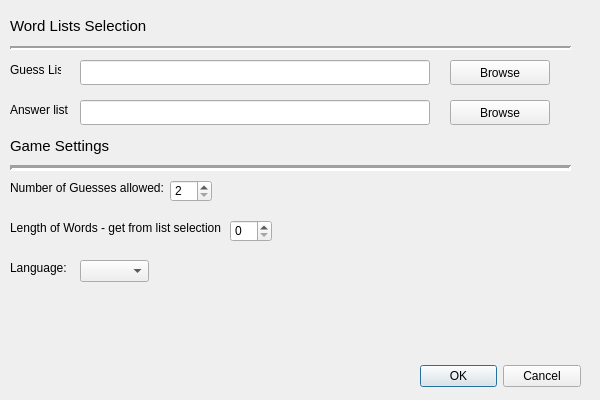
Ross1416/Wurdle, file settingsmenu.ui: the form before one commit.
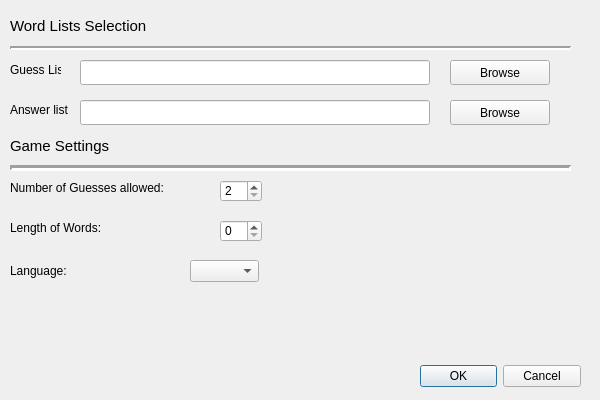
The form after the commit.

The edit to the form file:
```diff
--- a/settingsmenu.ui
+++ b/settingsmenu.ui
@@ -218,7 +218,7 @@
     <rect>
      <x>10</x>
      <y>180</y>
-     <width>161</width>
+     <width>191</width>
      <height>16</height>
     </rect>
    </property>
@@ -231,18 +231,18 @@
     <rect>
      <x>10</x>
      <y>220</y>
-     <width>251</width>
+     <width>121</width>
      <height>16</height>
     </rect>
    </property>
    <property name="text">
-    <string>Length of Words - get from list selection</string>
+    <string>Length of Words:</string>
    </property>
   </widget>
   <widget class="QSpinBox" name="noGuessesSpinBox">
    <property name="geometry">
     <rect>
-     <x>170</x>
+     <x>220</x>
      <y>180</y>
      <width>42</width>
      <height>22</height>
@@ -258,7 +258,7 @@
   <widget class="QSpinBox" name="wordLengthSpinBox">
    <property name="geometry">
     <rect>
-     <x>230</x>
+     <x>220</x>
      <y>220</y>
      <width>42</width>
      <height>22</height>
@@ -268,7 +268,7 @@
   <widget class="QComboBox" name="languageComboBox">
    <property name="geometry">
     <rect>
-     <x>80</x>
+     <x>190</x>
      <y>260</y>
      <width>69</width>
      <height>22</height>
@@ -280,8 +280,8 @@
     <rect>
      <x>10</x>
      <y>260</y>
-     <width>61</width>
-     <height>16</height>
+     <width>71</width>
+     <height>21</height>
     </rect>
    </property>
    <property name="text">
```
Left out of the diff: 4 changed lines with no effect on the pictures.
